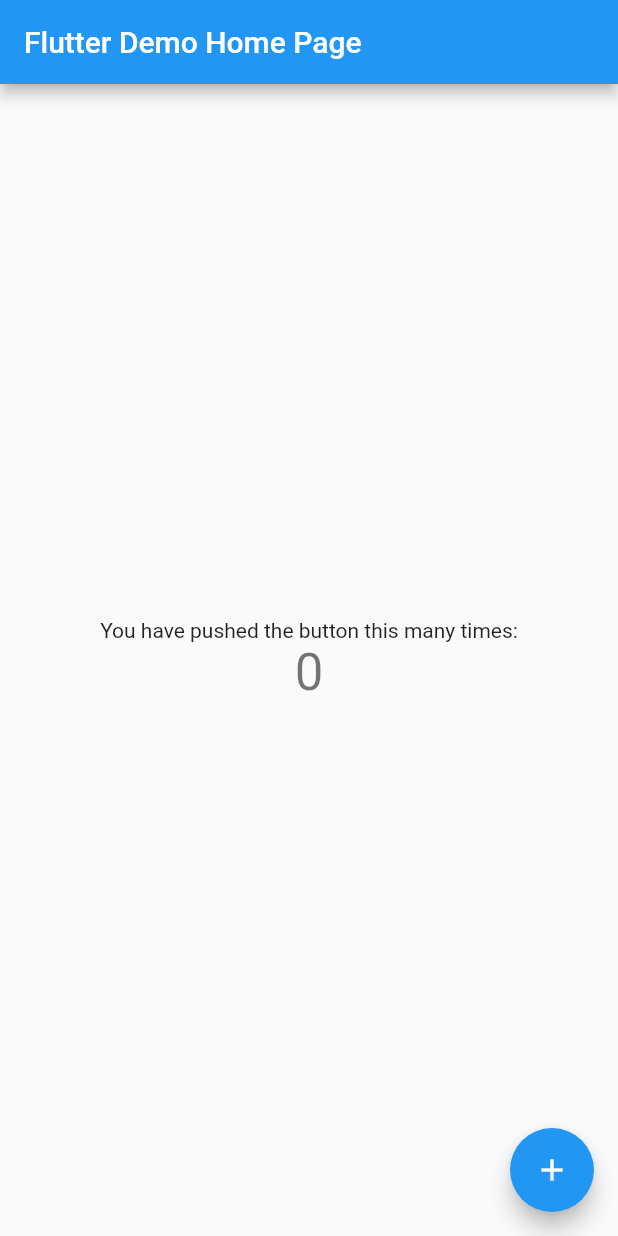
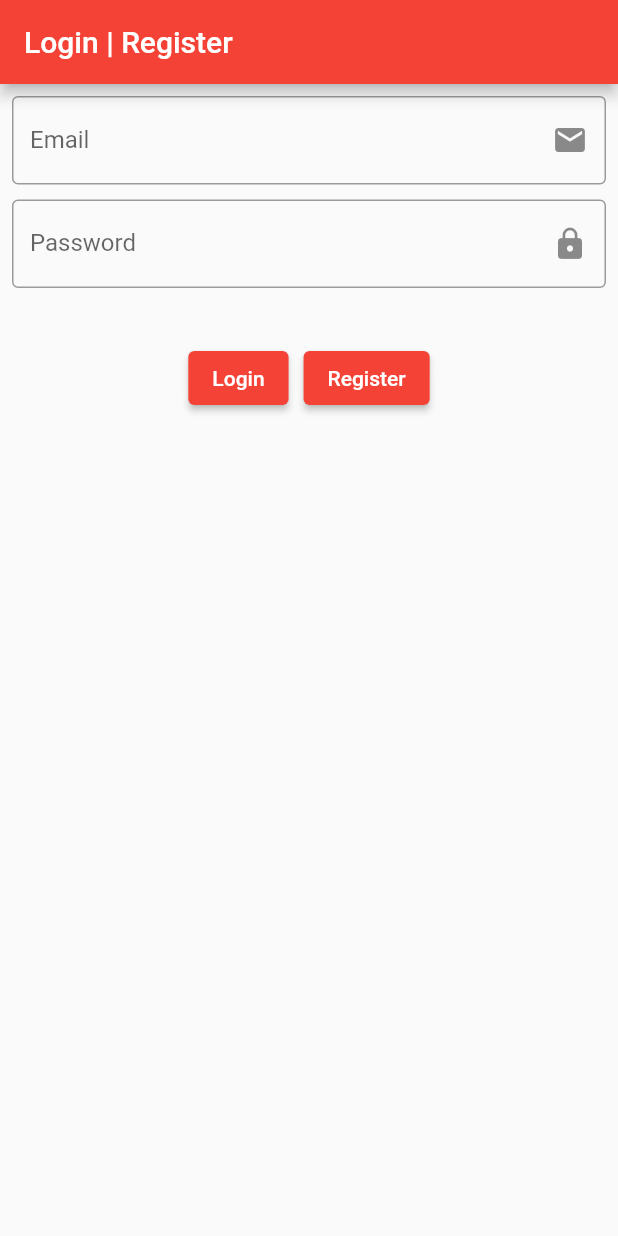
Before and after one commit to dimalka-heshan/CTSE-in-class-lab-assignment, a Flutter app: the screen it shows after launch, on a phone screen of 412 x 824 dp. Run offline on Flutter 3.47's test engine with Material 2 defaults, Android fonts, the light colour scheme and no system bars; our stand-ins replace cloud_firestore, firebase_auth, firebase_core; accounts and stored records are empty.

Commit message:
main uis

```diff
--- a/in_class_lab_assignment/lib/main.dart
+++ b/in_class_lab_assignment/lib/main.dart
@@ -1,6 +1,16 @@
 import 'package:flutter/material.dart';
+import 'package:firebase_core/firebase_core.dart';
+import 'firebase_options.dart';
 
-void main() {
+import 'package:in_class_lab_assignment/screen/loginPage.dart';
+
+void main() async {
+  WidgetsFlutterBinding.ensureInitialized();
+
+  await Firebase.initializeApp(
+    options: DefaultFirebaseOptions.currentPlatform,
+  );
+
   runApp(const MyApp());
 }
 
@@ -11,105 +21,12 @@
   @override
   Widget build(BuildContext context) {
     return MaterialApp(
+      debugShowCheckedModeBanner: false,
       title: 'Flutter Demo',
       theme: ThemeData(
-        // This is the theme of your application.
-        //
-        // Try running your application with "flutter run". You'll see the
-        // application has a blue toolbar. Then, without quitting the app, try
-        // changing the primarySwatch below to Colors.green and then invoke
-        // "hot reload" (press "r" in the console where you ran "flutter run",
-        // or simply save your changes to "hot reload" in a Flutter IDE).
-        // Notice that the counter didn't reset back to zero; the application
-        // is not restarted.
-        primarySwatch: Colors.blue,
+        primarySwatch: Colors.red,
       ),
-      home: const MyHomePage(title: 'Flutter Demo Home Page'),
+      home: const LoginPage(),
     );
   }
 }
-
-class MyHomePage extends StatefulWidget {
-  const MyHomePage({super.key, required this.title});
-
-  // This widget is the home page of your application. It is stateful, meaning
-  // that it has a State object (defined below) that contains fields that affect
-  // how it looks.
-
-  // This class is the configuration for the state. It holds the values (in this
-  // case the title) provided by the parent (in this case the App widget) and
-  // used by the build method of the State. Fields in a Widget subclass are
-  // always marked "final".
-
-  final String title;
-
-  @override
-  State<MyHomePage> createState() => _MyHomePageState();
-}
-
-class _MyHomePageState extends State<MyHomePage> {
-  int _counter = 0;
-
-  void _incrementCounter() {
-    setState(() {
-      // This call to setState tells the Flutter framework that something has
-      // changed in this State, which causes it to rerun the build method below
-      // so that the display can reflect the updated values. If we changed
-      // _counter without calling setState(), then the build method would not be
-      // called again, and so nothing would appear to happen.
-      _counter++;
-    });
-  }
-
-  @override
-  Widget build(BuildContext context) {
-    // This method is rerun every time setState is called, for instance as done
-    // by the _incrementCounter method above.
-    //
-    // The Flutter framework has been optimized to make rerunning build methods
-    // fast, so that you can just rebuild anything that needs updating rather
-    // than having to individually change instances of widgets.
-    return Scaffold(
-      appBar: AppBar(
-        // Here we take the value from the MyHomePage object that was created by
-        // the App.build method, and use it to set our appbar title.
-        title: Text(widget.title),
-      ),
-      body: Center(
-        // Center is a layout widget. It takes a single child and positions it
-        // in the middle of the parent.
-        child: Column(
-          // Column is also a layout widget. It takes a list of children and
-          // arranges them vertically. By default, it sizes itself to fit its
-          // children horizontally, and tries to be as tall as its parent.
-          //
-          // Invoke "debug painting" (press "p" in the console, choose the
-          // "Toggle Debug Paint" action from the Flutter Inspector in Android
-          // Studio, or the "Toggle Debug Paint" command in Visual Studio Code)
-          // to see the wireframe for each widget.
-          //
-          // Column has various properties to control how it sizes itself and
-          // how it positions its children. Here we use mainAxisAlignment to
-          // center the children vertically; the main axis here is the vertical
-          // axis because Columns are vertical (the cross axis would be
-          // horizontal).
-          mainAxisAlignment: MainAxisAlignment.center,
-          children: <Widget>[
-            const Text(
-              'You have pushed the button this many times:',
-            ),
-            Text(
-              '$_counter',
-              style: Theme.of(context).textTheme.headlineMedium,
-            ),
-          ],
-        ),
-      ),
-      floatingActionButton: FloatingActionButton(
-        onPressed: _incrementCounter,
-        tooltip: 'Increment',
-        child: const Icon(Icons.add),
-      ), // This trailing comma makes auto-formatting nicer for build methods.
-    );
-  }
-}
--- /dev/null
+++ b/in_class_lab_assignment/lib/screen/loginPage.dart
@@ -0,0 +1,138 @@
+import 'package:firebase_auth/firebase_auth.dart';
+import 'package:flutter/material.dart';
+import 'package:in_class_lab_assignment/screen/recipeScreens/displayRecipe.dart';
+
+class LoginPage extends StatefulWidget {
+  const LoginPage({super.key});
+
+  @override
+  State<LoginPage> createState() => _LoginPageState();
+}
+
+class _LoginPageState extends State<LoginPage> {
+  final FirebaseAuth _auth = FirebaseAuth.instance;
+  final TextEditingController _emailController = TextEditingController();
+  final TextEditingController _passwordController = TextEditingController();
+
+  String _errorMessage = "";
+
+  Future<void> _login() async {
+    try {
+      UserCredential userCredential = await _auth.signInWithEmailAndPassword(
+        email: _emailController.text,
+        password: _passwordController.text,
+      );
+
+      if (mounted) {
+        Navigator.pushReplacement(context,
+            MaterialPageRoute(builder: (context) => const RecipePage()));
+      }
+    } on FirebaseAuthException catch (e) {
+      setState(() {
+        _errorMessage = e.message!;
+      });
+    }
+  }
+
+  Future<void> _register() async {
+    try {
+      UserCredential userCredential =
+          await _auth.createUserWithEmailAndPassword(
+        email: _emailController.text,
+        password: _passwordController.text,
+      );
+
+      setState(() {
+        _emailController.clear();
+        _passwordController.clear();
+      });
+
+      _showDialog('Message', 'User created successfully');
+    } on FirebaseAuthException catch (e) {
+      setState(() {
+        _errorMessage = e.message!;
+      });
+    }
+  }
+
+  //show dialog box
+  Future<void> _showDialog(String type, String message) async {
+    return showDialog<void>(
+      context: context,
+      builder: (BuildContext context) {
+        return AlertDialog(
+          title: Text(type),
+          content: Text(message),
+          actions: [
+            TextButton(
+              onPressed: () => Navigator.of(context).pop(),
+              child: const Text('OK'),
+            ),
+          ],
+        );
+      },
+    );
+  }
+
+  @override
+  Widget build(BuildContext context) {
+    return Scaffold(
+      appBar: AppBar(
+        title: const Text('Login | Register'),
+      ),
+      body: Padding(
+        padding: const EdgeInsets.all(8.0),
+        child: Column(
+          children: [
+            TextField(
+              controller: _emailController,
+              decoration: const InputDecoration(
+                suffixIcon: Icon(Icons.email),
+                border: OutlineInputBorder(),
+                labelText: 'Email',
+              ),
+            ),
+            const SizedBox(
+              height: 10,
+            ),
+            TextField(
+              controller: _passwordController,
+              decoration: const InputDecoration(
+                suffixIcon: Icon(Icons.lock),
+                border: OutlineInputBorder(),
+                labelText: 'Password',
+              ),
+              obscureText: true,
+            ),
+            const SizedBox(
+              height: 10,
+            ),
+            Text(
+              _errorMessage,
+              style: const TextStyle(color: Colors.red),
+            ),
+            const SizedBox(
+              height: 10,
+            ),
+            Row(
+              mainAxisAlignment: MainAxisAlignment.center,
+              children: [
+                ElevatedButton(
+                  onPressed: _login,
+                  child: const Text('Login'),
+                ),
+                const SizedBox(
+                  width: 10,
+                ),
+                ElevatedButton(
+                  onPressed: _register,
+                  child: const Text('Register'),
+                ),
+              ],
+            )
+          ],
+        ),
+      ),
+    );
+  }
+}
```
Also changed, not shown: in_class_lab_assignment/lib/model/recipe.dart (added, +24 -0 lines), in_class_lab_assignment/lib/repository/recipeRepository.dart (added, +44 -0 lines), in_class_lab_assignment/lib/screen/recipeScreens/addRecipe.dart (added, +99 -0 lines), in_class_lab_assignment/lib/screen/recipeScreens/displayRecipe.dart (added, +117 -0 lines), in_class_lab_assignment/lib/screen/recipeScreens/oneRecipe.dart (added, +28 -0 lines), in_class_lab_assignment/lib/screen/recipeScreens/updateRecipe.dart (added, +81 -0 lines).
